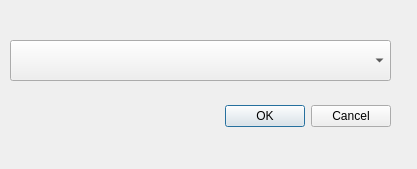
The window that s411_ice_data_loader_dialog_base.ui (alexbenke/S-411_Ice_Loader) describes before a commit, drawn with Qt 5.
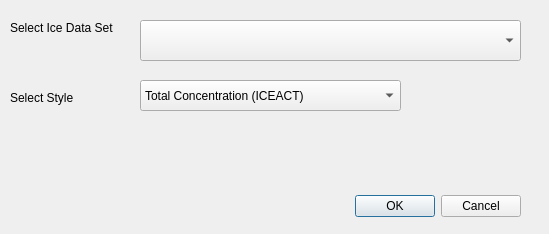
The same window after the commit.

What changed in the file:
```diff
--- a/s411_ice_data_loader_dialog_base.ui
+++ b/s411_ice_data_loader_dialog_base.ui
@@ -6,8 +6,8 @@
    <rect>
     <x>0</x>
     <y>0</y>
-    <width>417</width>
-    <height>169</height>
+    <width>549</width>
+    <height>234</height>
    </rect>
   </property>
   <property name="windowTitle">
@@ -16,8 +16,8 @@
   <widget class="QDialogButtonBox" name="button_box">
    <property name="geometry">
     <rect>
-     <x>30</x>
-     <y>100</y>
+     <x>160</x>
+     <y>190</y>
      <width>361</width>
      <height>32</height>
     </rect>
@@ -32,13 +32,59 @@
   <widget class="QComboBox" name="comboBox">
    <property name="geometry">
     <rect>
-     <x>10</x>
-     <y>40</y>
+     <x>140</x>
+     <y>20</y>
      <width>381</width>
      <height>41</height>
     </rect>
    </property>
   </widget>
+  <widget class="QLabel" name="label">
+   <property name="geometry">
+    <rect>
+     <x>10</x>
+     <y>20</y>
+     <width>121</width>
+     <height>16</height>
+    </rect>
+   </property>
+   <property name="text">
+    <string>Select Ice Data Set</string>
+   </property>
+  </widget>
+  <widget class="QComboBox" name="comboBox_2">
+   <property name="geometry">
+    <rect>
+     <x>140</x>
+     <y>80</y>
+     <width>261</width>
+     <height>31</height>
+    </rect>
+   </property>
+   <item>
+    <property name="text">
+     <string>Total Concentration (ICEACT)</string>
+    </property>
+   </item>
+   <item>
+    <property name="text">
+     <string>Stage of Development (ICESOD)</string>
+    </property>
+   </item>
+  </widget>
+  <widget class="QLabel" name="label_2">
+   <property name="geometry">
+    <rect>
+     <x>10</x>
+     <y>90</y>
+     <width>121</width>
+     <height>16</height>
+    </rect>
+   </property>
+   <property name="text">
+    <string>Select Style</string>
+   </property>
+  </widget>
  </widget>
  <resources/>
  <connections>
```
